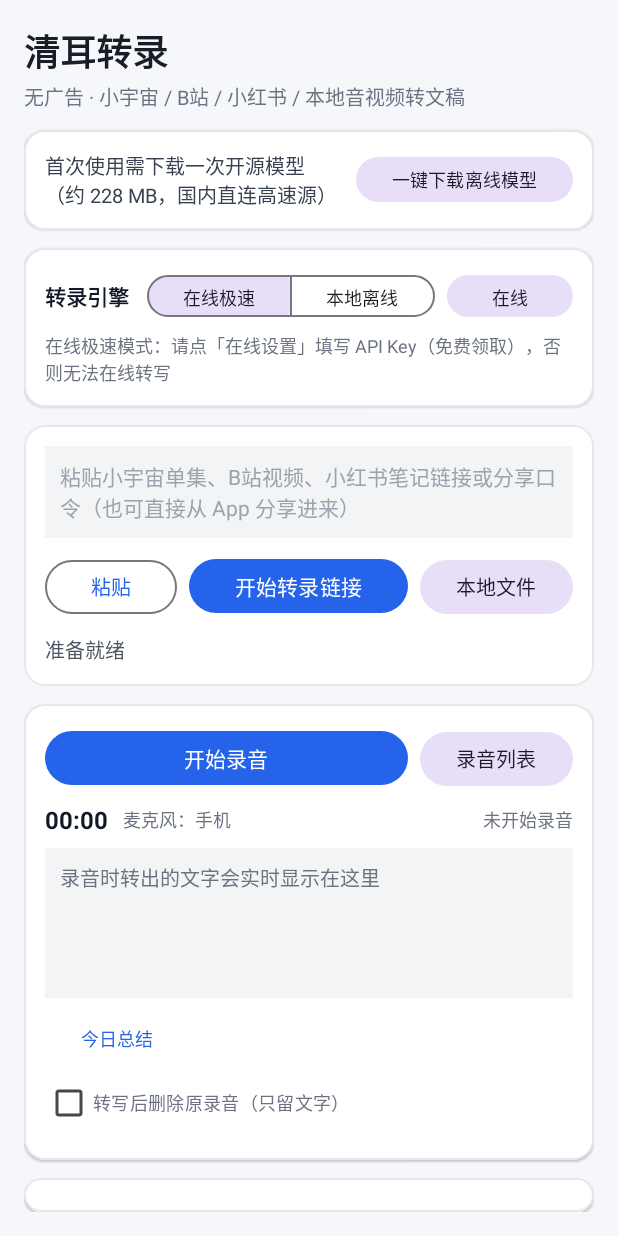
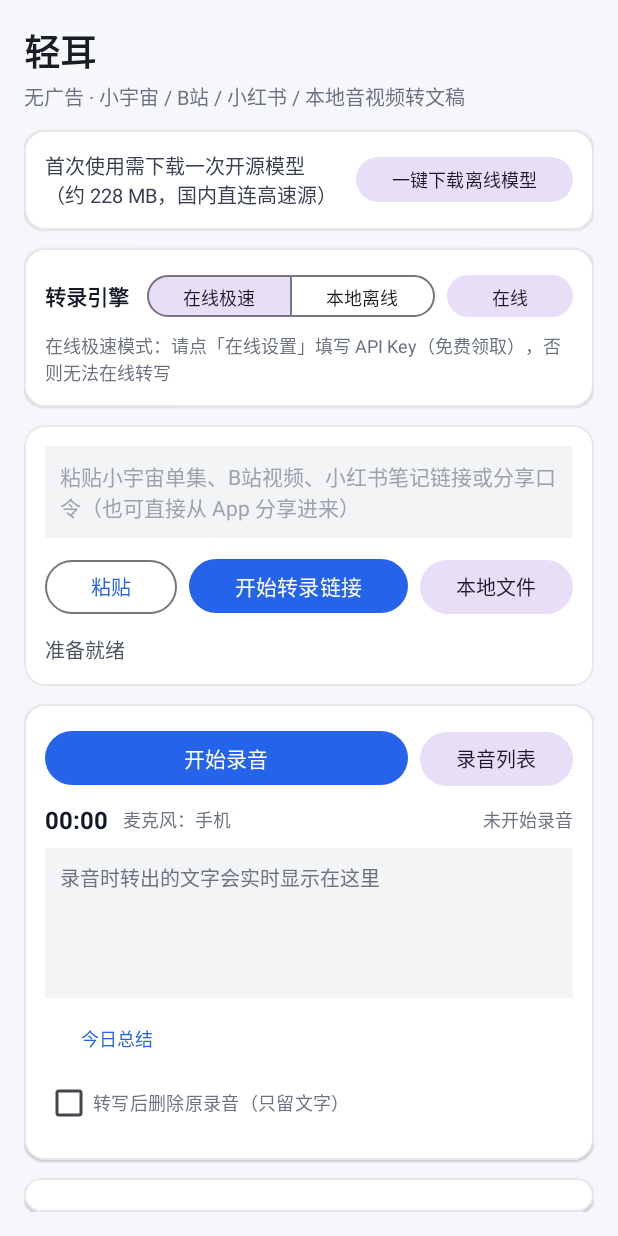
Before and after one commit to wangerxidaren-a11y/QingErTranscriber, an Android app: the screen it shows after launch (MainActivity), on a phone screen of 412 x 824 dp. Run offline under Robolectric (Android 15) with nearby library versions, the phone set to English and light mode, and no system bars.

Commit message:
v1.3.1：改名轻耳（主界面标题与帮助文字） [skip ci]

```diff
--- a/app/src/main/res/layout/activity_main.xml
+++ b/app/src/main/res/layout/activity_main.xml
@@ -10,7 +10,7 @@
     <TextView
         android:layout_width="match_parent"
         android:layout_height="wrap_content"
-        android:text="清耳转录"
+        android:text="轻耳"
         android:textColor="#1A1D26"
         android:textSize="24sp"
         android:textStyle="bold" />
@@ -468,7 +468,7 @@
                     android:layout_width="match_parent"
                     android:layout_height="wrap_content"
                     android:lineSpacingExtra="5dp"
-                    android:text="转写结果会实时显示在这里，并自动保存为 Markdown 文稿。\n\n小提示：\n1. 在小宇宙、B 站或小红书点击「分享 → 复制链接」，直接粘贴到上方即可。\n2. 也可以在分享菜单里直接选择「清耳转录」。\n3. 转写长播客时可以锁屏后台运行，建议在小米设置中将本应用省电策略设为「无限制」。\n4. 在线极速模式（Groq 免费接口，每天 8 小时）速度比本地离线快很多，断网时可一键切回本地离线。"
+                    android:text="转写结果会实时显示在这里，并自动保存为 Markdown 文稿。\n\n小提示：\n1. 在小宇宙、B 站或小红书点击「分享 → 复制链接」，直接粘贴到上方即可。\n2. 也可以在分享菜单里直接选择「轻耳」。\n3. 转写长播客时可以锁屏后台运行，建议在小米设置中将本应用省电策略设为「无限制」。\n4. 在线极速模式（Groq 免费接口，每天 8 小时）速度比本地离线快很多，断网时可一键切回本地离线。"
                     android:textColor="#374151"
                     android:textIsSelectable="true"
                     android:textSize="14sp" />
```
